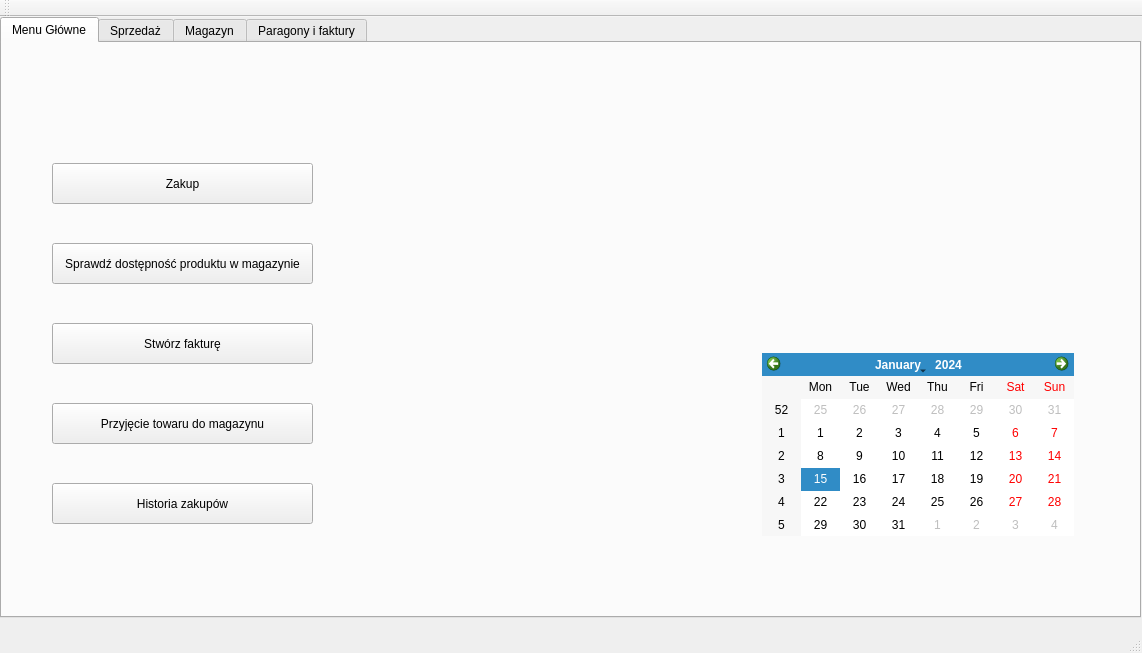
Qt form mainwindow.ui (SzymiJimi/TeamProject) before a commit.
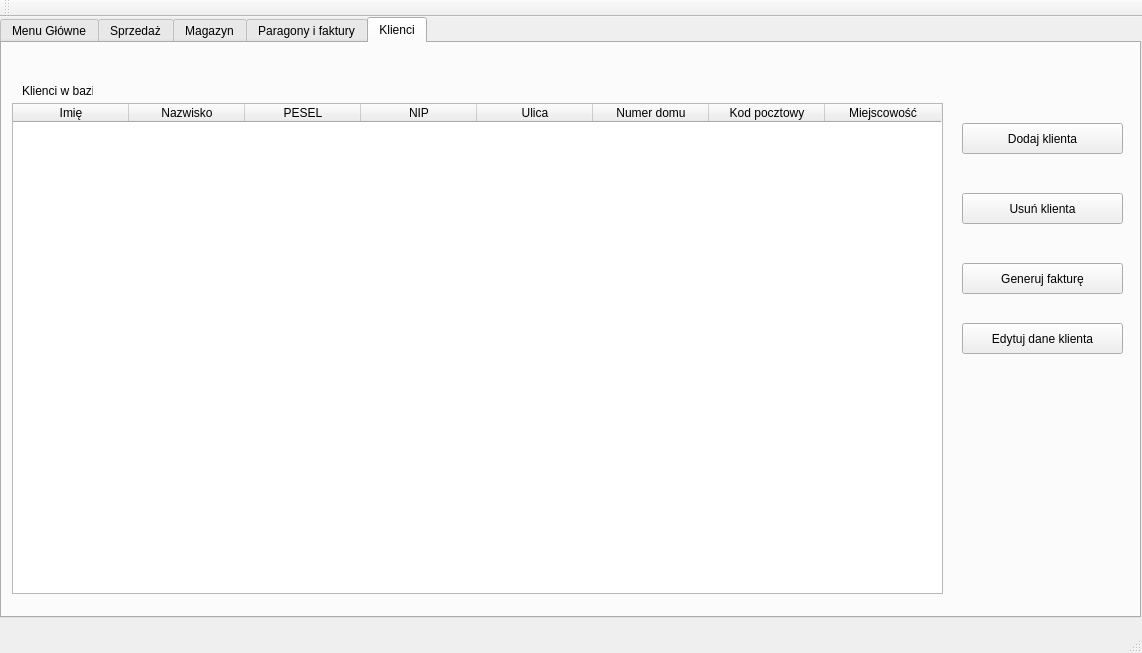
The same form after that commit.

Commit message: Added Klienci tab and created method to add clients to table

```diff
--- a/mainwindow.ui
+++ b/mainwindow.ui
@@ -48,7 +48,7 @@
      </size>
     </property>
     <property name="currentIndex">
-     <number>0</number>
+     <number>4</number>
     </property>
     <widget class="QWidget" name="mainTab">
      <attribute name="title">
@@ -501,6 +501,135 @@
       </property>
      </widget>
     </widget>
+    <widget class="QWidget" name="tab">
+     <attribute name="title">
+      <string>Klienci</string>
+     </attribute>
+     <widget class="QTableWidget" name="ClientsTable">
+      <property name="geometry">
+       <rect>
+        <x>10</x>
+        <y>60</y>
+        <width>931</width>
+        <height>491</height>
+       </rect>
+      </property>
+      <property name="minimumSize">
+       <size>
+        <width>931</width>
+        <height>0</height>
+       </size>
+      </property>
+      <attribute name="horizontalHeaderDefaultSectionSize">
+       <number>116</number>
+      </attribute>
+      <column>
+       <property name="text">
+        <string>Imię</string>
+       </property>
+      </column>
+      <column>
+       <property name="text">
+        <string>Nazwisko</string>
+       </property>
+      </column>
+      <column>
+       <property name="text">
+        <string>PESEL</string>
+       </property>
+      </column>
+      <column>
+       <property name="text">
+        <string>NIP</string>
+       </property>
+      </column>
+      <column>
+       <property name="text">
+        <string>Ulica</string>
+       </property>
+      </column>
+      <column>
+       <property name="text">
+        <string>Numer domu</string>
+       </property>
+      </column>
+      <column>
+       <property name="text">
+        <string>Kod pocztowy</string>
+       </property>
+      </column>
+      <column>
+       <property name="text">
+        <string>Miejscowość</string>
+       </property>
+      </column>
+     </widget>
+     <widget class="QPushButton" name="addClientButton">
+      <property name="geometry">
+       <rect>
+        <x>960</x>
+        <y>80</y>
+        <width>161</width>
+        <height>31</height>
+       </rect>
+      </property>
+      <property name="text">
+       <string>Dodaj klienta</string>
+      </property>
+     </widget>
+     <widget class="QPushButton" name="pushButton_18">
+      <property name="geometry">
+       <rect>
+        <x>960</x>
+        <y>150</y>
+        <width>161</width>
+        <height>31</height>
+       </rect>
+      </property>
+      <property name="text">
+       <string>Usuń klienta</string>
+      </property>
+     </widget>
+     <widget class="QPushButton" name="pushButton_19">
+      <property name="geometry">
+       <rect>
+        <x>960</x>
+        <y>220</y>
+        <width>161</width>
+        <height>31</height>
+       </rect>
+      </property>
+      <property name="text">
+       <string>Generuj fakturę</string>
+      </property>
+     </widget>
+     <widget class="QPushButton" name="pushButton_20">
+      <property name="geometry">
+       <rect>
+        <x>960</x>
+        <y>280</y>
+        <width>161</width>
+        <height>31</height>
+       </rect>
+      </property>
+      <property name="text">
+       <string>Edytuj dane klienta</string>
+      </property>
+     </widget>
+     <widget class="QLabel" name="label_7">
+      <property name="geometry">
+       <rect>
+        <x>20</x>
+        <y>40</y>
+        <width>71</width>
+        <height>16</height>
+       </rect>
+      </property>
+      <property name="text">
+       <string>Klienci w bazie</string>
+      </property>
+     </widget>
+    </widget>
    </widget>
   </widget>
   <widget class="QMenuBar" name="menuBar">
```
Left out of the diff: 23 changed lines with no effect on the pictures. The commit also changes 9 other files.
